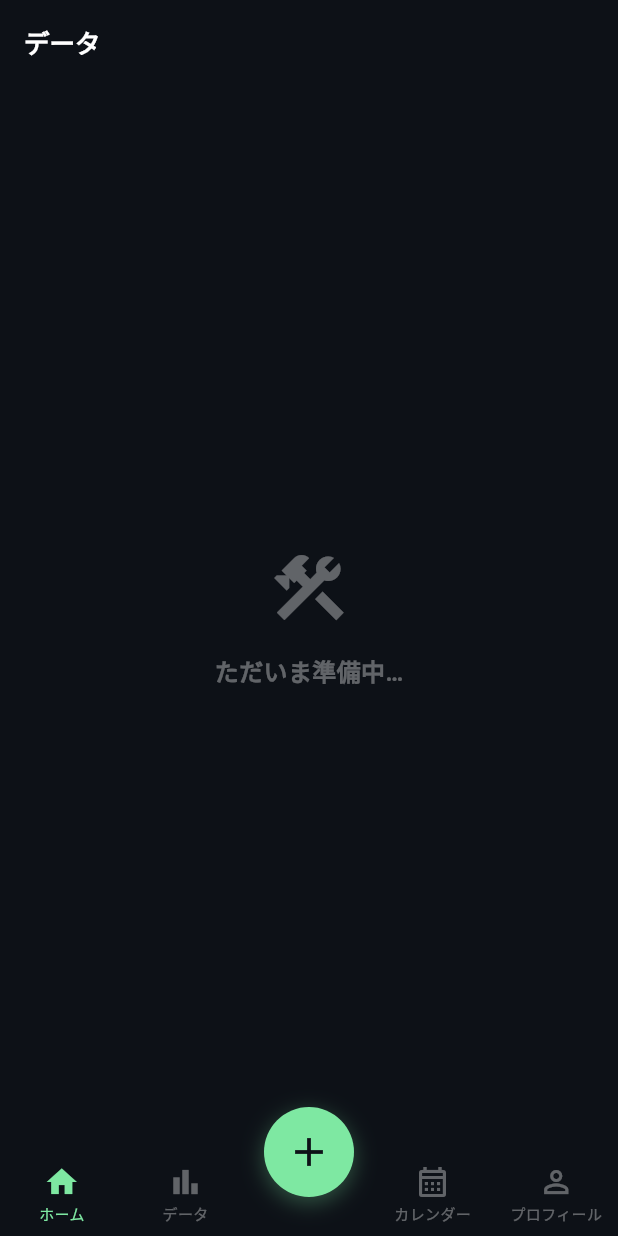
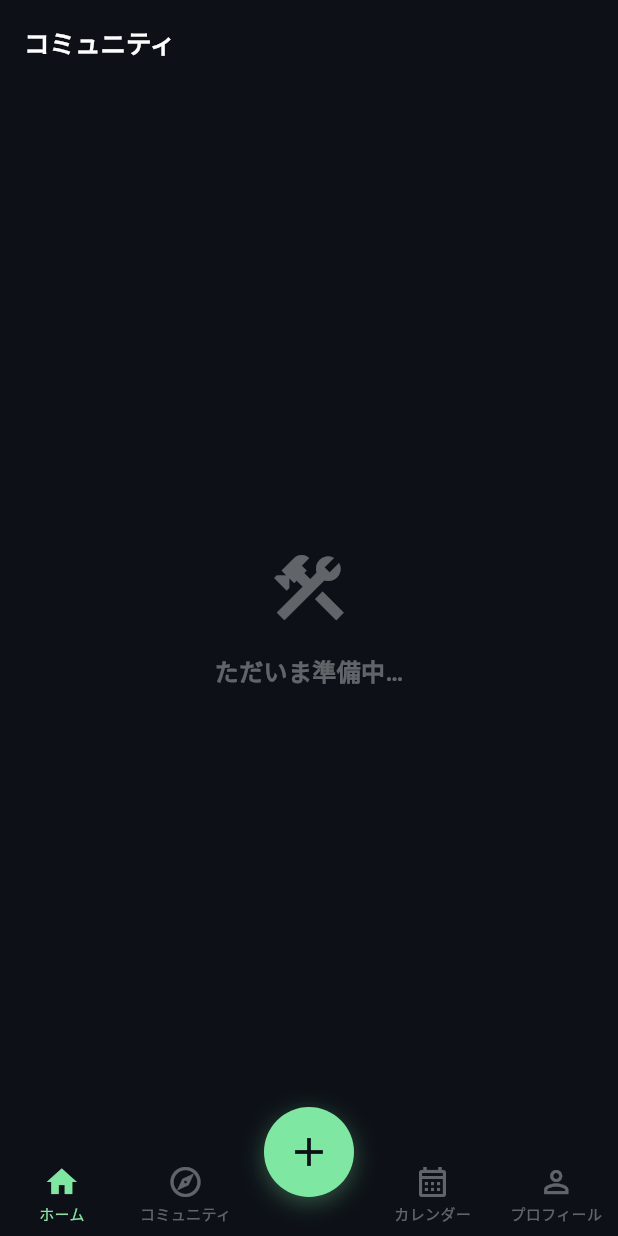
Before and after one commit to Ben2560/camill, a Flutter app: the screen it shows once a user with an empty profile is signed in, swiped to page 2, on a phone screen of 412 x 824 dp. Run offline on Flutter 3.47's test engine with Material 3 defaults, Android fonts, the phone set to English and light mode, and no system bars; our stand-ins replace firebase_auth, firebase_core, fl_chart, flutter_image_compress, flutter_riverpod, go_router and 4 more; accounts and stored records are empty; network calls fail; Roboto replaces fonts that are missing (Zen Maru Gothic).

Commit message:
データ画面とナビゲーションバーのラベルを「コミュニティ」に変更

```diff
--- a/lib/features/data/screens/data_screen.dart
+++ b/lib/features/data/screens/data_screen.dart
@@ -19,7 +19,7 @@ class DataScreen extends StatelessWidget {
       backgroundColor: colors.background,
       appBar: AppBar(
         backgroundColor: colors.background,
-        title: Text('データ', style: camillHeadingStyle(17, colors.textPrimary)),
+        title: Text('コミュニティ', style: camillHeadingStyle(17, colors.textPrimary)),
         elevation: 0,
       ),
       body: Center(
--- a/lib/features/shell/main_shell.dart
+++ b/lib/features/shell/main_shell.dart
@@ -314,9 +314,9 @@ class _MainShellState extends State<MainShell>
                         onTap: () => _onNavTap(0),
                       ),
                       _BottomNavItem(
-                        icon: Icons.bar_chart_outlined,
-                        activeIcon: Icons.bar_chart,
-                        label: 'データ',
+                        icon: Icons.explore_outlined,
+                        activeIcon: Icons.explore,
+                        label: 'コミュニティ',
                         selected: _currentIndex == 1,
                         colors: colors,
                         onTap: () => _onNavTap(1),
```
